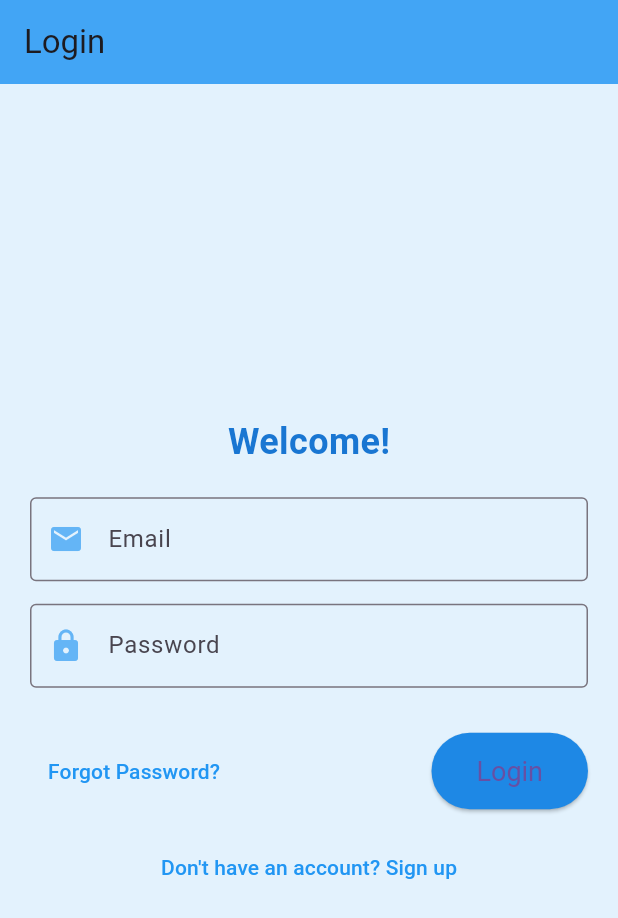
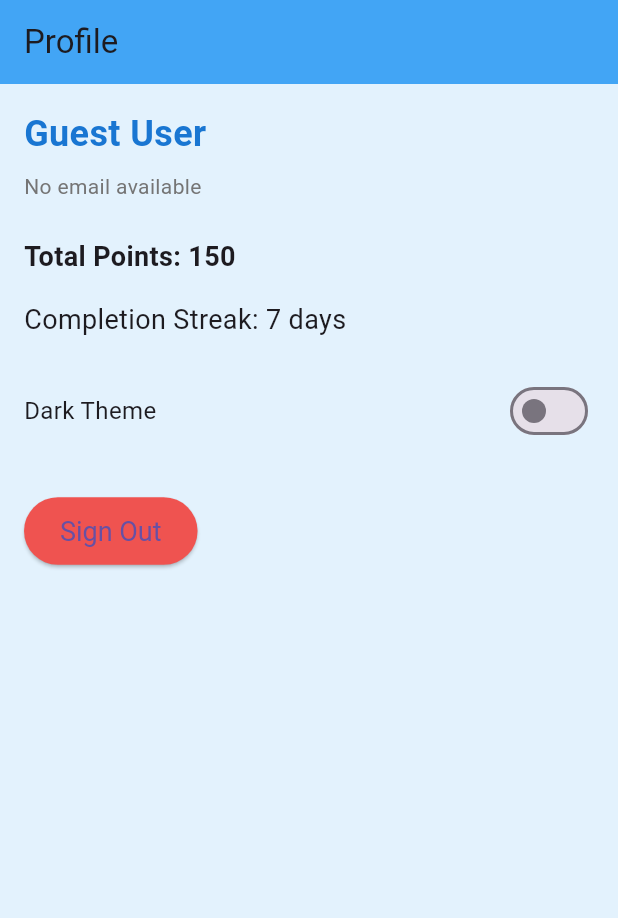
Before and after one commit to malzaher1/project-sw, a Flutter app: the screen it shows after launch, on a phone screen of 412 x 824 dp. Shown: the top 918 px of the screen. Run offline on Flutter 3.47's test engine with Material 3 defaults, Android fonts, the phone set to English and light mode, and no system bars; our stand-ins replace firebase_auth, firebase_core, shared_preferences; accounts and stored records are empty.

Commit message:
profile screen

```diff
--- a/lib/main.dart
+++ b/lib/main.dart
@@ -4,6 +4,7 @@ import 'package:flutter/material.dart';
 import 'package:firebase_core/firebase_core.dart';
 import 'package:project/views/screens/habits/add_custom_habit_screen.dart';
 import 'package:project/views/screens/habits/daily_habit_tracker_screen.dart';
+import 'package:project/views/screens/profile/profile_screen.dart';
 import 'firebase_options.dart';
 import 'package:project/views/screens/habits/habit_selection_screen.dart';
 
@@ -31,12 +32,15 @@ class MyApp extends StatelessWidget {
       theme: ThemeData(
         primarySwatch: Colors.blue,
       ),
-      home: LoginScreen(),
+      // home: LoginScreen(),
+      home: ProfileScreen(),
       routes: {
         '/login': (context) => LoginScreen(), // Define the login route (optional as it's the home)
         '/habit_selection': (context) => HabitSelectionScreen(),
-        '/add_custom_habit': (context) => AddCustomHabitScreen(), // Add this line
+        '/add_custom_habit': (context) => AddCustomHabitScreen(),
         '/daily_tracker': (context) => DailyHabitTrackerScreen(),
+        '/profile': (context) => ProfileScreen(),
+
 
       },
     );
--- a/lib/views/screens/profile/profile_screen.dart
+++ b/lib/views/screens/profile/profile_screen.dart
@@ -0,0 +1,125 @@
+import 'package:flutter/material.dart';
+import 'package:firebase_auth/firebase_auth.dart';
+import 'package:shared_preferences/shared_preferences.dart'; // For theme persistence
+
+class ProfileScreen extends StatefulWidget {
+  @override
+  _ProfileScreenState createState() => _ProfileScreenState();
+}
+
+class _ProfileScreenState extends State<ProfileScreen> {
+  User? _currentUser;
+  int _totalPoints = 0; // Placeholder
+  int _completionStreak = 0; // Placeholder
+  bool _isDarkMode = false;
+
+  @override
+  void initState() {
+    super.initState();
+    _loadThemePreference();
+    _fetchUserData();
+  }
+
+  Future<void> _fetchUserData() async {
+    // Get the current user from Firebase Auth
+    _currentUser = FirebaseAuth.instance.currentUser;
+    // TODO: Fetch total points and completion streak from Firebase
+    // For now, we'll use placeholders
+    setState(() {
+      // Example values
+      _totalPoints = 150;
+      _completionStreak = 7;
+    });
+  }
+
+  Future<void> _loadThemePreference() async {
+    final prefs = await SharedPreferences.getInstance();
+    setState(() {
+      _isDarkMode = prefs.getBool('isDarkMode') ?? false;
+    });
+  }
+
+  Future<void> _saveThemePreference(bool isDarkMode) async {
+    final prefs = await SharedPreferences.getInstance();
+    await prefs.setBool('isDarkMode', isDarkMode);
+    // TODO: Implement theme change in the app (using Provider or setState in the main app widget)
+    setState(() {
+      _isDarkMode = isDarkMode;
+    });
+  }
+
+  Future<void> _signOut() async {
+    try {
+      await FirebaseAuth.instance.signOut();
+      // Navigate back to the Login Screen after signing out
+      Navigator.pushReplacementNamed(context, '/login');
+    } catch (e) {
+      print('Error signing out: $e');
+      ScaffoldMessenger.of(context).showSnackBar(
+        SnackBar(content: Text('Error signing out. Please try again.')),
+      );
+    }
+  }
+
+  @override
+  Widget build(BuildContext context) {
+    return Scaffold(
+      appBar: AppBar(
+        title: Text('Profile'),
+        backgroundColor: Colors.blue.shade400,
+      ),
+      body: SingleChildScrollView(
+        padding: EdgeInsets.all(16.0),
+        child: Column(
+          crossAxisAlignment: CrossAxisAlignment.start,
+          children: <Widget>[
+            Text(
+              _currentUser?.displayName ?? 'Guest User',
+              style: TextStyle(fontSize: 24.0, fontWeight: FontWeight.bold, color: Colors.blue.shade700),
+            ),
+            SizedBox(height: 8.0),
+            Text(
+              _currentUser?.email ?? 'No email available',
+              style: TextStyle(color: Colors.grey.shade600),
+            ),
+            SizedBox(height: 24.0),
+            Text(
+              'Total Points: $_totalPoints',
+              style: TextStyle(fontSize: 18.0, fontWeight: FontWeight.bold),
+            ),
+            SizedBox(height: 16.0),
+            Text(
+              'Completion Streak: $_completionStreak days',
+              style: TextStyle(fontSize: 18.0),
+            ),
+            SizedBox(height: 24.0),
+            Row(
+              mainAxisAlignment: MainAxisAlignment.spaceBetween,
+              children: <Widget>[
+                Text('Dark Theme', style: TextStyle(fontSize: 16.0)),
+                Switch(
+                  value: _isDarkMode,
+                  onChanged: (bool newValue) {
+                    _saveThemePreference(newValue);
+                  },
+                  activeColor: Colors.blue.shade600,
+                ),
+              ],
+            ),
+            SizedBox(height: 32.0),
+            ElevatedButton(
+              onPressed: _signOut,
+              style: ElevatedButton.styleFrom(
+                backgroundColor: Colors.red.shade400,
+                padding: EdgeInsets.symmetric(vertical: 12.0, horizontal: 24.0),
+                textStyle: TextStyle(fontSize: 18.0, color: Colors.white),
+              ),
+              child: Text('Sign Out'),
+            ),
+          ],
+        ),
+      ),
+      backgroundColor: Colors.blue.shade50,
+    );
+  }
+}
--- a/pubspec.yaml
+++ b/pubspec.yaml
@@ -37,6 +37,7 @@ dependencies:
   cupertino_icons: ^1.0.8
   firebase_core: ^3.13.0
   firebase_auth: ^5.5.3
+  shared_preferences: ^2.5.3
 
 dev_dependencies:
   flutter_test:
```
Also changed, not shown: pubspec.lock, 2 other files.
